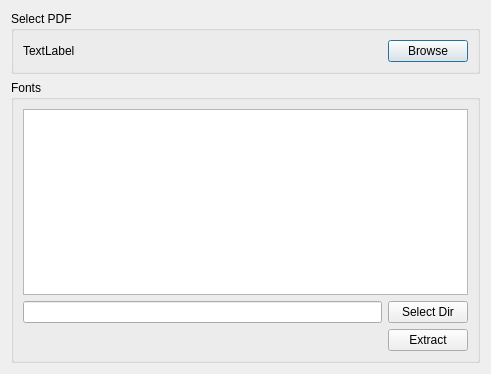
First picture: the form in src/fontextractordialog.ui, repository fontmatrix/fontmatrix, before the edit.
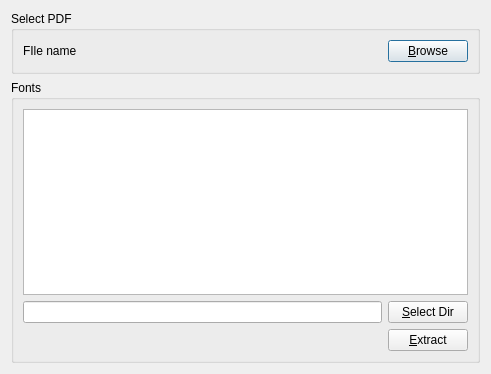
Second picture: the form after the edit.

Commit message: Added mnemonic keys and dialog's caption. Pierre, now you fix compilation that you've broken :)

Patch:
```diff
--- a/src/fontextractordialog.ui
+++ b/src/fontextractordialog.ui
@@ -28,7 +28,7 @@
          </sizepolicy>
         </property>
         <property name="text" >
-         <string>TextLabel</string>
+         <string>FIle name</string>
         </property>
         <property name="buddy" >
          <cstring>browsePDF</cstring>
@@ -38,7 +38,7 @@
       <item row="0" column="1" >
        <widget class="QPushButton" name="browsePDF" >
         <property name="text" >
-         <string>Browse</string>
+         <string>&amp;Browse</string>
         </property>
        </widget>
       </item>
@@ -60,7 +60,7 @@
       <item row="1" column="1" >
        <widget class="QPushButton" name="browseDir" >
         <property name="text" >
-         <string>Select Dir</string>
+         <string>&amp;Select Dir</string>
         </property>
        </widget>
       </item>
@@ -80,7 +80,7 @@
       <item row="2" column="1" >
        <widget class="QPushButton" name="extractButton" >
         <property name="text" >
-         <string>Extract</string>
+         <string>&amp;Extract</string>
         </property>
        </widget>
       </item>
```
Left out of the diff: 2 changed lines with no effect on the pictures.
